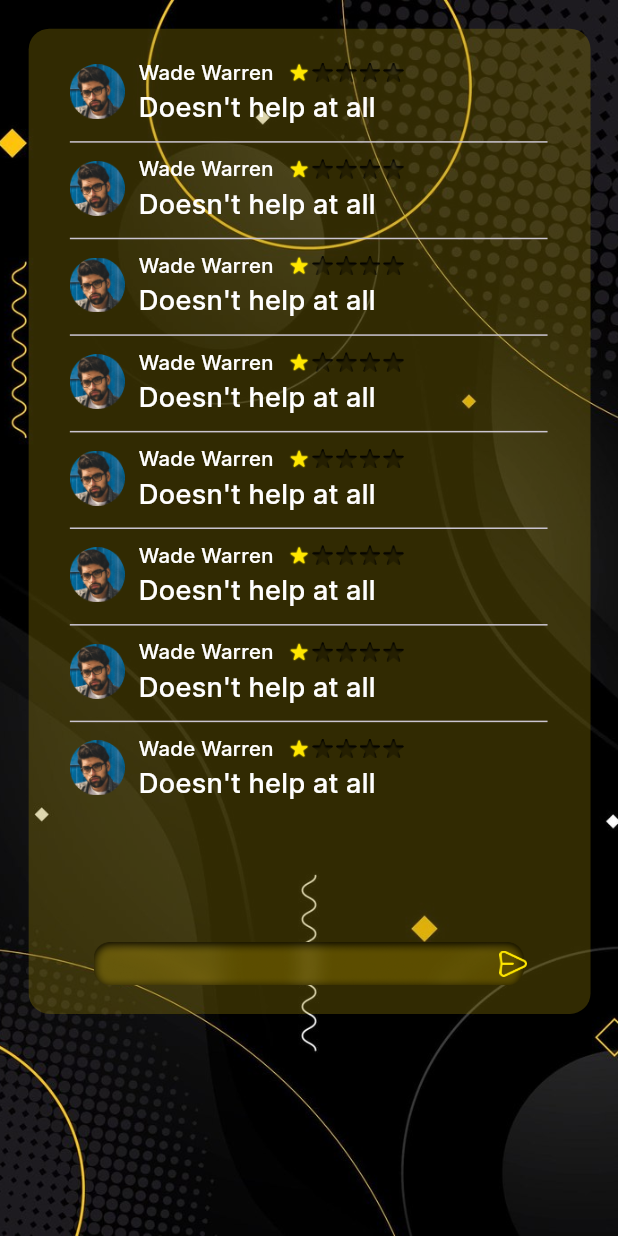
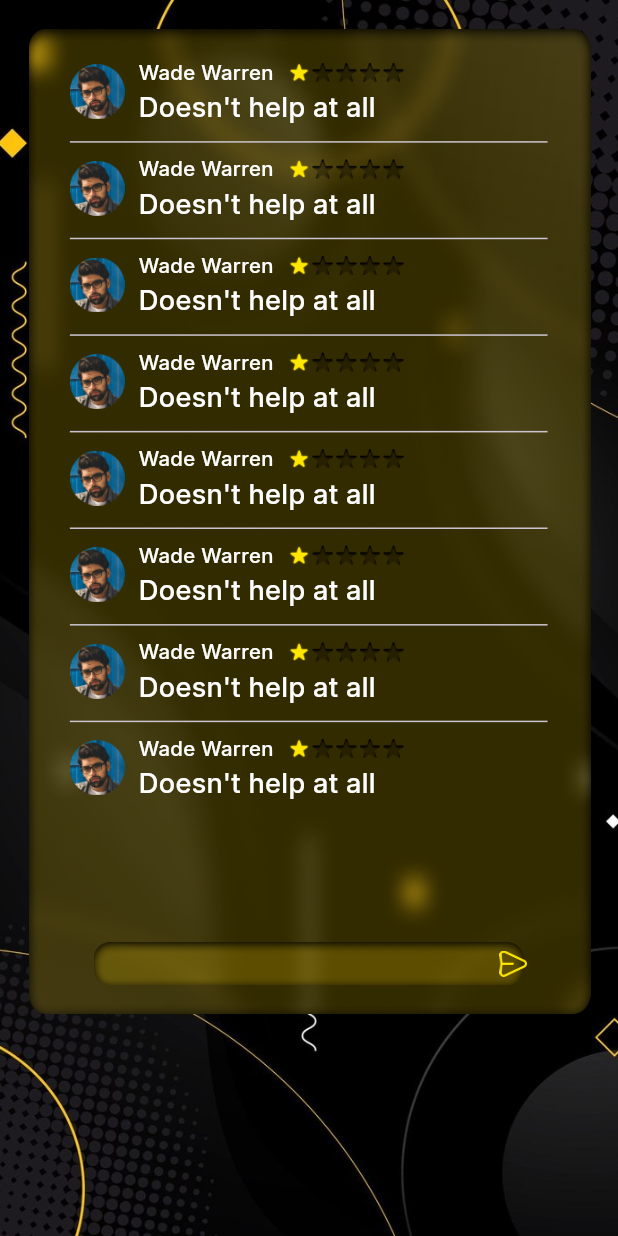
Before and after one commit to ibrahimsiam25/betfair, a Flutter app: the MethodsView screen opened directly, after a tap on "Deep breathing and relaxation", after a tap on "REVIEWS", on a phone screen of 412 x 824 dp. Run offline on Flutter 3.47's test engine with Material 3 defaults, Android fonts, the phone set to English and light mode, and no system bars; our stand-ins replace flutter_screenutil, flutter_svg, go_router, persistent_bottom_nav_bar, shared_preferences; accounts and stored records are empty.

Commit message:
Methods Done.

```diff
--- a/lib/core/constants/app_assets.dart
+++ b/lib/core/constants/app_assets.dart
@@ -30,6 +30,10 @@ class Assets {
   /// assets/images/man.png
   static const String imagesMan = "assets/images/man.png";
 
+  /// Assets for imagesMethodsBack
+  /// assets/images/methods_back.png
+  static const String imagesMethodsBack = "assets/images/methods_back.png";
+
   /// Assets for imagesMingcuteNewsFill
   /// assets/images/mingcute_news-fill.svg
   static const String imagesMingcuteNewsFill = "assets/images/mingcute_news-fill.svg";
@@ -45,6 +49,10 @@ class Assets {
   /// Assets for imagesReviewAvatar
   /// assets/images/review_avatar.png
   static const String imagesReviewAvatar = "assets/images/review_avatar.png";
+
+  /// Assets for imagesReviewsBack
+  /// assets/images/reviews_back.png
+  static const String imagesReviewsBack = "assets/images/reviews_back.png";
 
   /// Assets for imagesSend
   /// assets/images/send.png
--- a/lib/features/methods/widgets/methods_element_details.dart
+++ b/lib/features/methods/widgets/methods_element_details.dart
@@ -1,3 +1,4 @@
+import 'package:betfair/core/constants/app_assets.dart';
 import 'package:betfair/core/theme/app_colors.dart';
 import 'package:betfair/features/methods/data/model/method_model.dart';
 import 'package:flutter/material.dart';
@@ -43,9 +44,11 @@ class MethodsElementDetails extends StatelessWidget {
         Container(
           padding:
               EdgeInsets.only(left: 24.w, right: 24.h, top: 24.h, bottom: 80.h),
-          decoration: BoxDecoration(
-            color: AppColors.darkPrimary.withAlpha(80),
-            borderRadius: BorderRadius.circular(12.r),
+          decoration: const BoxDecoration(
+            image: DecorationImage(
+              image: AssetImage(Assets.imagesMethodsBack),
+              fit: BoxFit.fill,
+            ),
           ),
           child: Text(
             methodModel.description,
--- a/lib/features/methods/widgets/methods_reviews.dart
+++ b/lib/features/methods/widgets/methods_reviews.dart
@@ -11,19 +11,24 @@ class MethodsReviews extends StatelessWidget {
 
   @override
   Widget build(BuildContext context) {
-    return Column(
+    return SingleChildScrollView(
+      child: Column(
         children: [
           Container(
             height: 550.h,
-          padding:
-              EdgeInsets.only(left: 24.w, right: 24.h, top: 16.h, bottom: 16.h),
-          decoration: BoxDecoration(
-            color: AppColors.darkPrimary.withAlpha(80),
-            borderRadius: BorderRadius.circular(12.r),
+            padding: EdgeInsets.only(
+                left: 24.w, right: 24.h, top: 16.h, bottom: 16.h),
+            decoration: const BoxDecoration(
+              image: DecorationImage(
+                image: AssetImage(Assets.imagesReviewsBack),
+                fit: BoxFit.fill,
+              ),
             ),
             child: Column(
               children: [
-              Column(
+                SizedBox(
+                  height: 494.h,
+                  child: ListView(
                     children: [
                       ...List.generate(
                         8,
@@ -40,7 +45,7 @@ class MethodsReviews extends StatelessWidget {
                       ),
                     ],
                   ),
-              const Spacer(),
+                ),
                 SizedBox(
                   height: 24.h,
                   child: Stack(
@@ -52,7 +57,7 @@ class MethodsReviews extends StatelessWidget {
                         ),
                       ),
                       Padding(
-                      padding: EdgeInsets.only(left: 12.w, bottom: 4.h),
+                        padding: EdgeInsets.only(left: 12.w, bottom: 10.h),
                         child: const TextField(
                           decoration: InputDecoration(
                             border: InputBorder.none,
@@ -82,7 +87,9 @@ class MethodsReviews extends StatelessWidget {
               ],
             ),
           ),
+          SizedBox(height: MediaQuery.of(context).size.height - 550.h),
         ],
+      ),
     );
   }
 }
```
Also changed, not shown: assets/images/methods_back.png (added), assets/images/reviews_back.png (added). Lines whose indentation alone changed are shown as unchanged.
